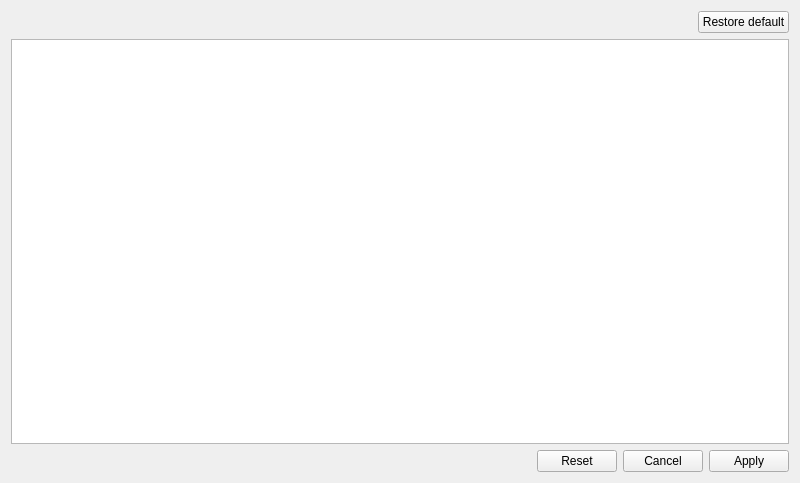
Qt form UI/ui_settings_graph_data.ui (jacekschneider/Physicochemical-Calculator) before a commit.
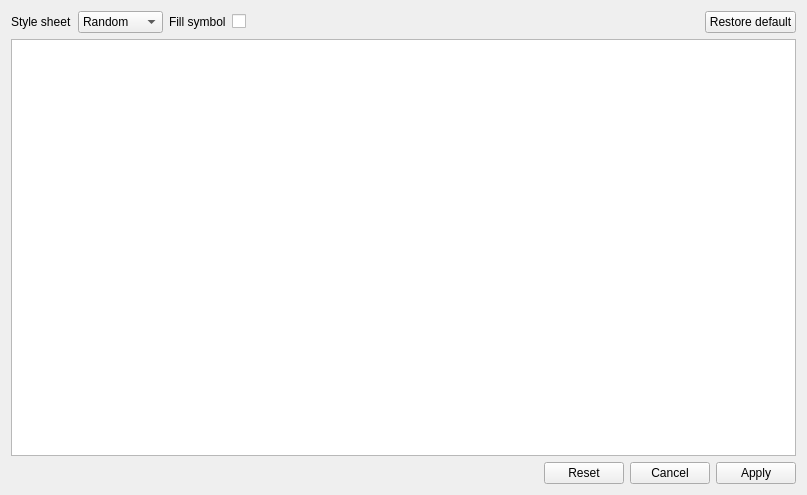
The same form after that commit. Icons and pictures are not drawn.

Commit message: graph style sheets

Diff of the .ui file:
```diff
--- a/UI/ui_settings_graph_data.ui
+++ b/UI/ui_settings_graph_data.ui
@@ -6,8 +6,8 @@
    <rect>
     <x>0</x>
     <y>0</y>
-    <width>800</width>
-    <height>483</height>
+    <width>807</width>
+    <height>495</height>
    </rect>
   </property>
   <property name="minimumSize">
@@ -32,6 +32,53 @@
   <layout class="QVBoxLayout" name="verticalLayout_2">
    <item>
     <layout class="QHBoxLayout" name="horizontalLayout_2">
+     <item>
+      <widget class="QLabel" name="label">
+       <property name="minimumSize">
+        <size>
+         <width>0</width>
+         <height>0</height>
+        </size>
+       </property>
+       <property name="baseSize">
+        <size>
+         <width>0</width>
+         <height>0</height>
+        </size>
+       </property>
+       <property name="text">
+        <string>Style sheet</string>
+       </property>
+      </widget>
+     </item>
+     <item>
+      <widget class="QComboBox" name="cb_stylesheet">
+       <item>
+        <property name="text">
+         <string>Random</string>
+        </property>
+       </item>
+       <item>
+        <property name="text">
+         <string>Grayscale</string>
+        </property>
+       </item>
+      </widget>
+     </item>
+     <item>
+      <widget class="QLabel" name="label_2">
+       <property name="text">
+        <string>Fill symbol</string>
+       </property>
+      </widget>
+     </item>
+     <item>
+      <widget class="QCheckBox" name="chb_fillsymbol">
+       <property name="text">
+        <string/>
+       </property>
+      </widget>
+     </item>
      <item>
       <spacer name="horizontalSpacer_2">
        <property name="orientation">
```
The commit also changes 2 other files.
